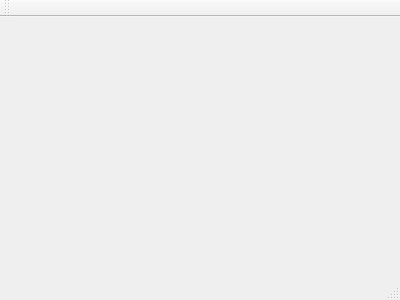
Before: the Qt Designer form ui/rifd/rfid.ui in k29/rfid, drawn with Qt 5.
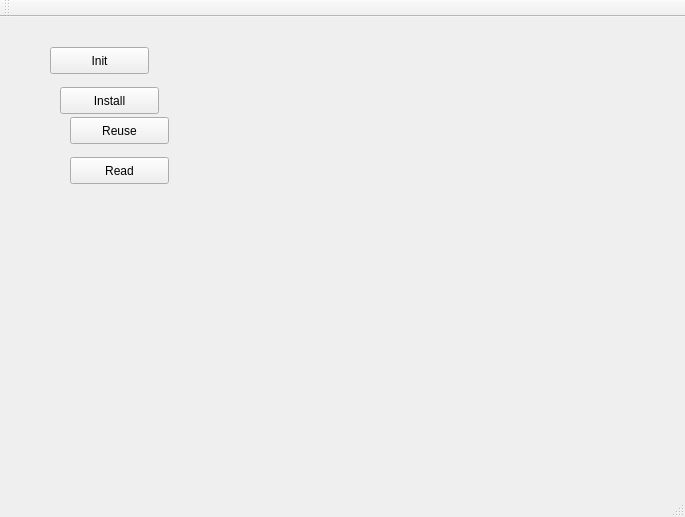
After: the same form once the commit is applied. The open tabs and pages were chosen to show the change.

Patch:
```diff
--- a/ui/rifd/rfid.ui
+++ b/ui/rifd/rfid.ui
@@ -1,24 +1,147 @@
 <ui version="4.0">
  <class>rfid</class>
- <widget class="QMainWindow" name="rfid" >
-  <property name="geometry" >
+ <widget class="QMainWindow" name="rfid">
+  <property name="geometry">
    <rect>
     <x>0</x>
     <y>0</y>
-    <width>400</width>
-    <height>300</height>
+    <width>685</width>
+    <height>517</height>
    </rect>
   </property>
   <property name="windowTitle" >
    <string>rfid</string>
   </property>
-  <widget class="QMenuBar" name="menuBar" />
-  <widget class="QToolBar" name="mainToolBar" />
-  <widget class="QWidget" name="centralWidget" />
-  <widget class="QStatusBar" name="statusBar" />
+  <widget class="QWidget" name="centralWidget">
+   <widget class="QStackedWidget" name="stackedWidget">
+    <property name="geometry">
+     <rect>
+      <x>20</x>
+      <y>0</y>
+      <width>631</width>
+      <height>441</height>
+     </rect>
+    </property>
+    <property name="currentIndex">
+     <number>0</number>
+    </property>
+    <widget class="QWidget" name="Scan">
+     <widget class="QPushButton" name="pushButton_scan">
+      <property name="geometry">
+       <rect>
+        <x>60</x>
+        <y>40</y>
+        <width>99</width>
+        <height>27</height>
+       </rect>
+      </property>
+      <property name="text">
+       <string>Scan...</string>
+      </property>
+     </widget>
+     <widget class="QLabel" name="label">
+      <property name="geometry">
+       <rect>
+        <x>280</x>
+        <y>50</y>
+        <width>221</width>
+        <height>17</height>
+       </rect>
+      </property>
+      <property name="text">
+       <string>No RFID Tag Detected!!</string>
+      </property>
+     </widget>
+    </widget>
+    <widget class="QWidget" name="Options">
+     <widget class="QPushButton" name="pushButton_2">
+      <property name="geometry">
+       <rect>
+        <x>30</x>
+        <y>30</y>
+        <width>99</width>
+        <height>27</height>
+       </rect>
+      </property>
+      <property name="text">
+       <string>Init</string>
+      </property>
+     </widget>
+     <widget class="QPushButton" name="pushButton_3">
+      <property name="geometry">
+       <rect>
+        <x>40</x>
+        <y>70</y>
+        <width>99</width>
+        <height>27</height>
+       </rect>
+      </property>
+      <property name="text">
+       <string>Install</string>
+      </property>
+     </widget>
+     <widget class="QPushButton" name="pushButton_4">
+      <property name="geometry">
+       <rect>
+        <x>50</x>
+        <y>100</y>
+        <width>99</width>
+        <height>27</height>
+       </rect>
+      </property>
+      <property name="text">
+       <string>Reuse</string>
+      </property>
+     </widget>
+     <widget class="QPushButton" name="pushButton_5">
+      <property name="geometry">
+       <rect>
+        <x>50</x>
+        <y>140</y>
+        <width>99</width>
+        <height>27</height>
+       </rect>
+      </property>
+      <property name="text">
+       <string>Read</string>
+      </property>
+     </widget>
+    </widget>
+    <widget class="QWidget" name="Read">
+     <widget class="QLineEdit" name="lineEdit">
+      <property name="geometry">
+       <rect>
+        <x>110</x>
+        <y>90</y>
+        <width>113</width>
+        <height>27</height>
+       </rect>
+      </property>
+     </widget>
+    </widget>
+   </widget>
+  </widget>
+  <widget class="QMenuBar" name="menuBar">
+   <property name="geometry">
+    <rect>
+     <x>0</x>
+     <y>0</y>
+     <width>685</width>
+     <height>25</height>
+    </rect>
+   </property>
+  </widget>
+  <widget class="QToolBar" name="mainToolBar">
+   <attribute name="toolBarArea">
+    <enum>TopToolBarArea</enum>
+   </attribute>
+   <attribute name="toolBarBreak">
+    <bool>true</bool>
+   </attribute>
+  </widget>
+  <widget class="QStatusBar" name="statusBar"/>
  </widget>
- <layoutDefault spacing="6" margin="11" />
- <pixmapfunction></pixmapfunction>
+ <layoutdefault spacing="6" margin="11"/>
  <resources/>
  <connections/>
 </ui>
```
Left out of the diff: 3 changed lines with no effect on the pictures.
